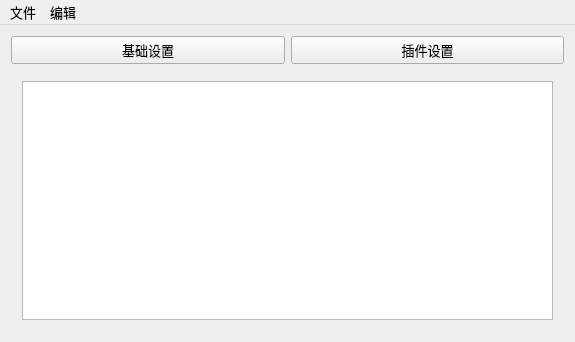
Above: Mainwindow.ui from xiaofu-15191/Vimrc-Helper before the change. Below: the same form after it.
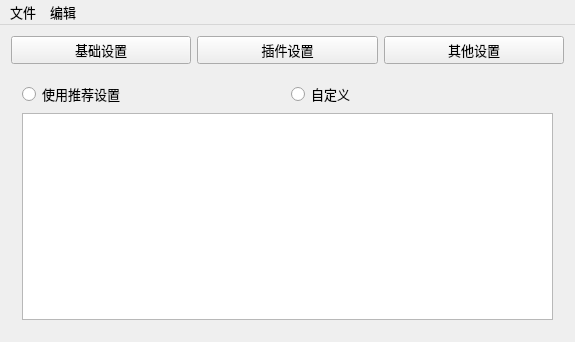
That is the form after the change. Icons and pictures are not drawn.

Commit message: 增加了其他配置，适用于高级玩家。

```diff
--- a/Mainwindow.ui
+++ b/Mainwindow.ui
@@ -48,6 +48,13 @@
       </property>
      </widget>
     </item>
+    <item row="0" column="2">
+     <widget class="QPushButton" name="shortcut_edit_button">
+      <property name="text">
+       <string>其他设置</string>
+      </property>
+     </widget>
+    </item>
     <item row="0" column="1">
      <widget class="QPushButton" name="plug_edit_button">
       <property name="text">
@@ -55,10 +62,10 @@
       </property>
      </widget>
     </item>
-    <item row="1" column="0" colspan="2">
+    <item row="1" column="0" colspan="3">
      <widget class="QStackedWidget" name="stackedWidget">
       <property name="currentIndex">
-       <number>1</number>
+       <number>2</number>
       </property>
       <widget class="QWidget" name="main_page">
        <layout class="QGridLayout" name="gridLayout_3">
@@ -524,6 +531,31 @@
         </item>
        </layout>
       </widget>
+      <widget class="QWidget" name="other_page">
+       <layout class="QGridLayout" name="gridLayout_8">
+        <item row="0" column="0">
+         <layout class="QGridLayout" name="gridLayout_7">
+          <item row="0" column="1">
+           <widget class="QRadioButton" name="custom">
+            <property name="text">
+             <string>自定义</string>
+            </property>
+           </widget>
+          </item>
+          <item row="0" column="0">
+           <widget class="QRadioButton" name="preset">
+            <property name="text">
+             <string>使用推荐设置</string>
+            </property>
+           </widget>
+          </item>
+          <item row="1" column="0" colspan="2">
+           <widget class="QPlainTextEdit" name="other_editor"/>
+          </item>
+         </layout>
+        </item>
+       </layout>
+      </widget>
      </widget>
     </item>
    </layout>
```
The commit also changes 2 other files.
